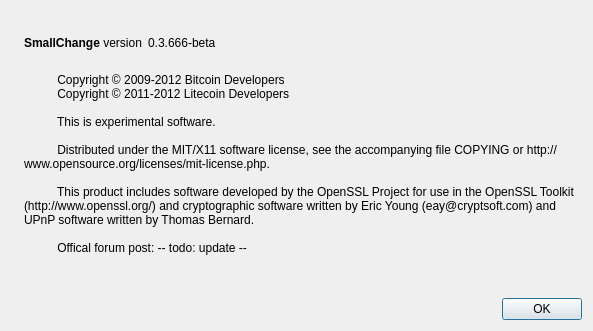
Qt form src/qt/forms/aboutdialog.ui (Credit-Currency/kryptonite) before a commit.
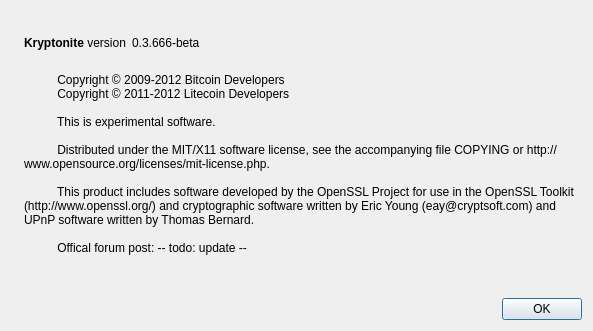
The same form after that commit. Icons and pictures are not drawn.

```diff
--- a/src/qt/forms/aboutdialog.ui
+++ b/src/qt/forms/aboutdialog.ui
@@ -50,7 +50,7 @@
           <cursorShape>IBeamCursor</cursorShape>
          </property>
          <property name="text">
-          <string>&lt;b&gt;SmallChange&lt;/b&gt; version</string>
+          <string>&lt;b&gt;Kryptonite&lt;/b&gt; version</string>
          </property>
          <property name="textInteractionFlags">
           <set>Qt::LinksAccessibleByMouse|Qt::TextSelectableByKeyboard|Qt::TextSelectableByMouse</set>
```
Left out of the diff: 2 changed lines with no effect on the pictures.
